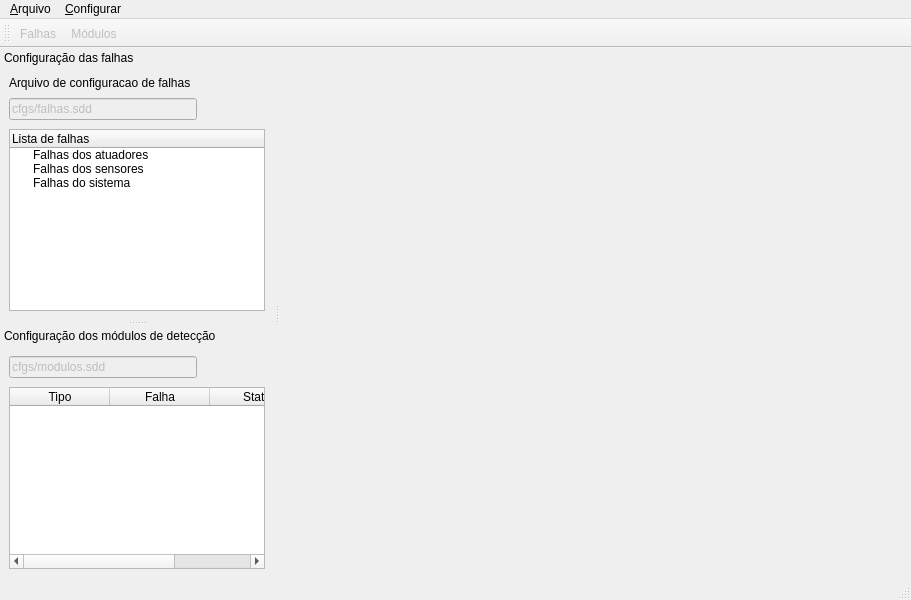
Above: softwares/simddef/ui/principal.ui from diogolr/diogolrmsc before the change. Below: the same form after it.
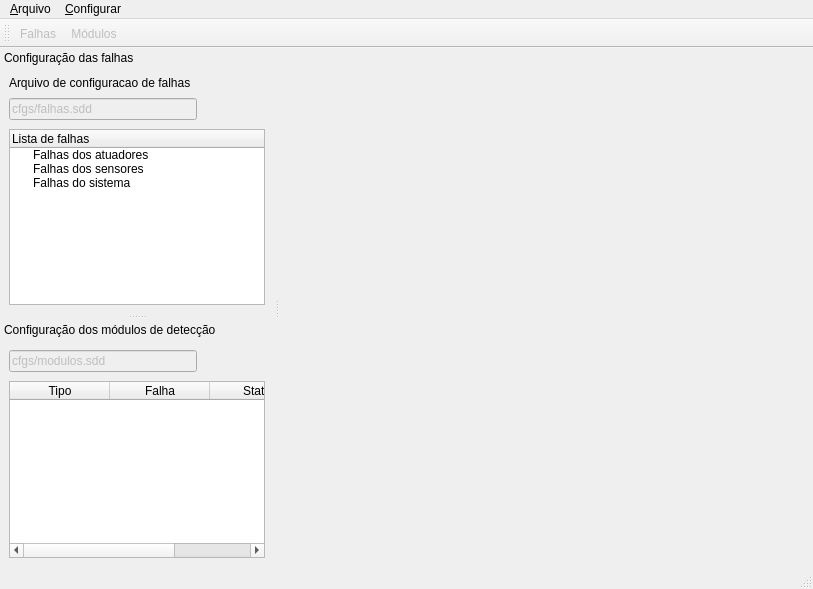
That is the form after the change. Icons and pictures are not drawn. Custom widgets are drawn as their Qt base class.

The edit to the form file:
```diff
--- a/softwares/simddef/ui/principal.ui
+++ b/softwares/simddef/ui/principal.ui
@@ -6,8 +6,8 @@
    <rect>
     <x>0</x>
     <y>0</y>
-    <width>911</width>
-    <height>600</height>
+    <width>813</width>
+    <height>589</height>
    </rect>
   </property>
   <property name="windowTitle">
@@ -29,7 +29,7 @@
     <rect>
      <x>0</x>
      <y>0</y>
-     <width>911</width>
+     <width>813</width>
      <height>22</height>
     </rect>
    </property>
```
Left out of the diff: 2 changed lines with no effect on the pictures.
